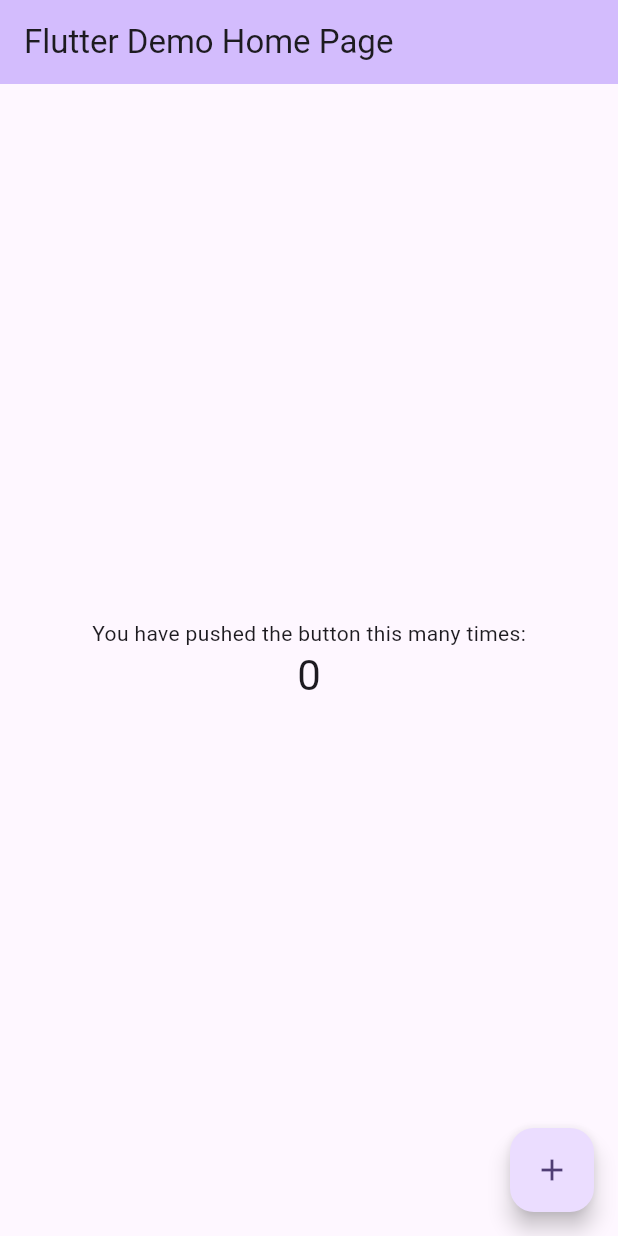
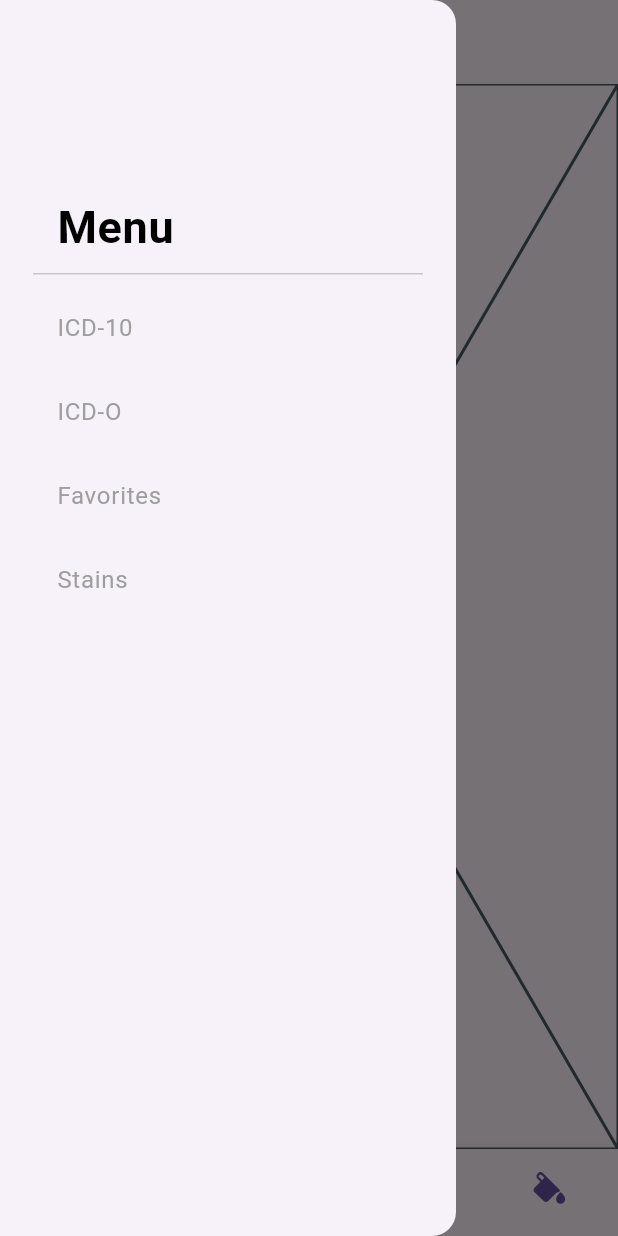
Before and after one commit to FirstGalacticEmpire/PathoCodes, a Flutter app: the screen it shows after launch, with the side drawer open (before the commit the screen has no drawer), on a phone screen of 412 x 824 dp. Run offline on Flutter 3.47's test engine with Material 3 defaults, Android fonts, the phone set to English and light mode, and no system bars; our stand-ins replace go_router, hooks_riverpod, ionicons; Roboto replaces fonts that are missing (Montserrat, Poppins).

Commit message:
added screens

```diff
--- /dev/null
+++ b/lib/interface/home_screen.dart
@@ -0,0 +1,73 @@
+import 'package:flutter/material.dart';
+import 'package:hooks_riverpod/hooks_riverpod.dart';
+import 'package:ionicons/ionicons.dart';
+import 'package:go_router/go_router.dart';
+import 'package:patho_helper_mobile/interface/favorites_screen.dart';
+import 'package:patho_helper_mobile/interface/icd_10_screen.dart';
+import 'package:patho_helper_mobile/interface/idc_o_screen.dart';
+import 'package:patho_helper_mobile/interface/stains_screen.dart';
+import 'package:patho_helper_mobile/widgets/custom_drawer.dart';
+
+class HomeScreen extends ConsumerWidget {
+  const HomeScreen({required this.currentTab, super.key});
+  final int currentTab;
+
+  @override
+  Widget build(BuildContext context, WidgetRef ref) {
+    final pages = <Widget>[
+      const ICD10Screen(),
+      const ICDOScreen(),
+      const FavoritesScreen(),
+      const StainsScreen(),
+    ];
+
+    final items = [
+      const BottomNavigationBarItem(
+        icon: Icon(Ionicons.medical),
+        activeIcon: Icon(Ionicons.medical),
+        label: 'ICD-10',
+      ),
+      const BottomNavigationBarItem(
+        icon: Icon(Ionicons.medical),
+        activeIcon: Icon(Ionicons.medical),
+        label: 'ICD-O',
+      ),
+      const BottomNavigationBarItem(
+        icon: Icon(Ionicons.heart),
+        activeIcon: Icon(Ionicons.heart),
+        label: 'Favorites',
+      ),
+      const BottomNavigationBarItem(
+        icon: Icon(Ionicons.color_fill),
+        activeIcon: Icon(Ionicons.color_fill),
+        label: 'Stains',
+      ),
+    ];
+
+    return Scaffold(
+      drawer: const CustomDrawer(),
+      body: IndexedStack(index: currentTab, children: pages),
+      bottomNavigationBar: BottomNavigationBar(
+        currentIndex: currentTab,
+        backgroundColor: Theme.of(context).colorScheme.background,
+        unselectedLabelStyle: const TextStyle(
+          fontSize: 14.0,
+        ),
+        selectedLabelStyle: const TextStyle(
+          fontSize: 14.0,
+        ),
+        selectedItemColor: Theme.of(context).colorScheme.primary,
+        unselectedItemColor: Theme.of(context).colorScheme.primary,
+        onTap: (int index) {
+          context.goNamed(
+            'home',
+            pathParameters: {
+              'tab': '$index',
+            },
+          );
+        },
+        items: items,
+      ),
+    );
+  }
+}
--- /dev/null
+++ b/lib/interface/icd_10_screen.dart
@@ -0,0 +1,25 @@
+import 'package:flutter/material.dart';
+
+import 'package:hooks_riverpod/hooks_riverpod.dart';
+
+import 'package:patho_helper_mobile/widgets/basic_screen.dart';
+
+class ICD10Screen extends ConsumerWidget {
+  const ICD10Screen({super.key});
+
+  @override
+  Widget build(BuildContext context, WidgetRef ref) {
+    return BasicScreen(
+      appContext: context,
+      body: Placeholder(),
+      title: 'ICD-10 Screen',
+      leftButton: IconButton(
+        onPressed: () => Scaffold.of(context).openDrawer(),
+        icon: Icon(
+          Icons.more_vert,
+          color: Theme.of(context).colorScheme.onBackground,
+        ),
+      ),
+    );
+  }
+}
--- a/lib/main.dart
+++ b/lib/main.dart
@@ -1,125 +1,41 @@
+import 'dart:async';
+import 'dart:isolate';
+
 import 'package:flutter/material.dart';
+import 'package:hooks_riverpod/hooks_riverpod.dart';
+import 'package:patho_helper_mobile/providers/router_provider.dart';
 
-void main() {
-  runApp(const MyApp());
+Future<void> main() async {
+  await runZonedGuarded(() async {
+    WidgetsFlutterBinding.ensureInitialized();
+
+    Isolate.current.addErrorListener(
+      RawReceivePort((pair) async {
+        final List<dynamic> errorAndStacktrace = pair;
+      }).sendPort,
+    );
+
+    runApp(
+      const ProviderScope(
+        child: MyApp(),
+      ),
+    );
+  }, (error, stackTrace) {});
 }
 
-class MyApp extends StatelessWidget {
+class MyApp extends ConsumerWidget {
   const MyApp({super.key});
 
-  // This widget is the root of your application.
   @override
-  Widget build(BuildContext context) {
-    return MaterialApp(
-      title: 'Flutter Demo',
-      theme: ThemeData(
-        // This is the theme of your application.
-        //
-        // TRY THIS: Try running your application with "flutter run". You'll see
-        // the application has a blue toolbar. Then, without quitting the app,
-        // try changing the seedColor in the colorScheme below to Colors.green
-        // and then invoke "hot reload" (save your changes or press the "hot
-        // reload" button in a Flutter-supported IDE, or press "r" if you used
-        // the command line to start the app).
-        //
-        // Notice that the counter didn't reset back to zero; the application
-        // state is not lost during the reload. To reset the state, use hot
-        // restart instead.
-        //
-        // This works for code too, not just values: Most code changes can be
-        // tested with just a hot reload.
-        colorScheme: ColorScheme.fromSeed(seedColor: Colors.deepPurple),
-        useMaterial3: true,
-      ),
-      home: const MyHomePage(title: 'Flutter Demo Home Page'),
+  Widget build(BuildContext context, WidgetRef ref) {
+    final router = ref.watch(routerProvider);
+
+    return MaterialApp.router(
+      title: 'Patho helper',
+      builder: (context, child) {
+        return child ?? Container();
+      },
+      routerConfig: router,
     );
   }
 }
-
-class MyHomePage extends StatefulWidget {
-  const MyHomePage({super.key, required this.title});
-
-  // This widget is the home page of your application. It is stateful, meaning
-  // that it has a State object (defined below) that contains fields that affect
-  // how it looks.
-
-  // This class is the configuration for the state. It holds the values (in this
-  // case the title) provided by the parent (in this case the App widget) and
-  // used by the build method of the State. Fields in a Widget subclass are
-  // always marked "final".
-
-  final String title;
-
-  @override
-  State<MyHomePage> createState() => _MyHomePageState();
-}
-
-class _MyHomePageState extends State<MyHomePage> {
-  int _counter = 0;
-
-  void _incrementCounter() {
-    setState(() {
-      // This call to setState tells the Flutter framework that something has
-      // changed in this State, which causes it to rerun the build method below
-      // so that the display can reflect the updated values. If we changed
-      // _counter without calling setState(), then the build method would not be
-      // called again, and so nothing would appear to happen.
-      _counter++;
-    });
-  }
-
-  @override
-  Widget build(BuildContext context) {
-    // This method is rerun every time setState is called, for instance as done
-    // by the _incrementCounter method above.
-    //
-    // The Flutter framework has been optimized to make rerunning build methods
-    // fast, so that you can just rebuild anything that needs updating rather
-    // than having to individually change instances of widgets.
-    return Scaffold(
-      appBar: AppBar(
-        // TRY THIS: Try changing the color here to a specific color (to
-        // Colors.amber, perhaps?) and trigger a hot reload to see the AppBar
-        // change color while the other colors stay the same.
-        backgroundColor: Theme.of(context).colorScheme.inversePrimary,
-        // Here we take the value from the MyHomePage object that was created by
-        // the App.build method, and use it to set our appbar title.
-        title: Text(widget.title),
-      ),
-      body: Center(
-        // Center is a layout widget. It takes a single child and positions it
-        // in the middle of the parent.
-        child: Column(
-          // Column is also a layout widget. It takes a list of children and
-          // arranges them vertically. By default, it sizes itself to fit its
-          // children horizontally, and tries to be as tall as its parent.
-          //
-          // Column has various properties to control how it sizes itself and
-          // how it positions its children. Here we use mainAxisAlignment to
-          // center the children vertically; the main axis here is the vertical
-          // axis because Columns are vertical (the cross axis would be
-          // horizontal).
-          //
-          // TRY THIS: Invoke "debug painting" (choose the "Toggle Debug Paint"
-          // action in the IDE, or press "p" in the console), to see the
-          // wireframe for each widget.
-          mainAxisAlignment: MainAxisAlignment.center,
-          children: <Widget>[
-            const Text(
-              'You have pushed the button this many times:',
-            ),
-            Text(
-              '$_counter',
-              style: Theme.of(context).textTheme.headlineMedium,
-            ),
-          ],
-        ),
-      ),
-      floatingActionButton: FloatingActionButton(
-        onPressed: _incrementCounter,
-        tooltip: 'Increment',
-        child: const Icon(Icons.add),
-      ), // This trailing comma makes auto-formatting nicer for build methods.
-    );
-  }
-}
--- a/lib/providers/router_provider.dart
+++ b/lib/providers/router_provider.dart
@@ -1,6 +1,7 @@
 import 'package:flutter/material.dart';
 import 'package:hooks_riverpod/hooks_riverpod.dart';
 import 'package:go_router/go_router.dart';
+import 'package:patho_helper_mobile/interface/home_screen.dart';
 
 class Routes {
   static const home = '/home';
@@ -10,12 +11,12 @@ class Routes {
 
 final routerProvider = Provider<GoRouter>((ref) {
   return GoRouter(
-    initialLocation: '/home',
+    initialLocation: '/home/${0}',
     routes: [
       GoRoute(
         name: 'home',
         path: '${Routes.home}/:tab',
-        builder: (BuildContext context, GoRouterState state) => MainScreen(
+        builder: (BuildContext context, GoRouterState state) => HomeScreen(
           key: state.pageKey,
           currentTab: int.tryParse(state.pathParameters['tab'] ?? '') ?? 0,
         ),
--- /dev/null
+++ b/lib/widgets/basic_screen.dart
@@ -0,0 +1,69 @@
+import 'package:flutter/material.dart';
+
+class BasicScreen extends StatelessWidget {
+  const BasicScreen({
+    super.key,
+    required this.appContext,
+    required this.title,
+    required this.body,
+    this.rightButtons,
+    this.leftButton,
+    this.isFullScreen = true,
+    this.withoutAppBar = false,
+    this.buttons,
+    this.titleTextStyle,
+    this.appBarBackgroundColor,
+    this.appBarForegroundColor,
+    this.backgroundColor,
+  });
+
+  final BuildContext appContext;
+  final String title;
+  final List<Widget>? rightButtons;
+  final bool? withoutAppBar;
+  final bool? isFullScreen;
+  final Widget? leftButton;
+  final Widget body;
+  final List<Widget>? buttons;
+  final TextStyle? titleTextStyle;
+  final Color? appBarBackgroundColor;
+  final Color? appBarForegroundColor;
+  final Color? backgroundColor;
+
+  @override
+  Widget build(BuildContext context) {
+    return Scaffold(
+      backgroundColor:
+          backgroundColor ?? Theme.of(appContext).colorScheme.background,
+      appBar: withoutAppBar!
+          ? null
+          : AppBar(
+              title: Text(title,
+                  style: titleTextStyle ??
+                      TextStyle(
+                          color:
+                              Theme.of(appContext).colorScheme.onBackground)),
+              centerTitle: true,
+              backgroundColor: appBarBackgroundColor ??
+                  Theme.of(appContext).colorScheme.background,
+              foregroundColor: appBarForegroundColor ??
+                  Theme.of(appContext).colorScheme.background,
+              elevation: 0,
+              actions: rightButtons,
+              leading: leftButton,
+            ),
+      body: Center(
+        child: isFullScreen!
+            ? SafeArea(bottom: false, top: false, child: body)
+            : SafeArea(
+                bottom: false,
+                child: Padding(
+                  padding: const EdgeInsets.all(16),
+                  child: body,
+                ),
+              ),
+      ),
+      persistentFooterButtons: buttons,
+    );
+  }
+}
--- /dev/null
+++ b/lib/widgets/custom_drawer.dart
@@ -0,0 +1,107 @@
+import 'package:flutter/material.dart';
+import 'package:go_router/go_router.dart';
+
+class CustomDrawer extends StatelessWidget {
+  const CustomDrawer({super.key});
+
+  @override
+  Widget build(BuildContext context) {
+    return Drawer(
+      child: Container(
+        height: MediaQuery.of(context).size.height,
+        padding: const EdgeInsets.all(22),
+        child: Column(
+          children: [
+            Expanded(
+              child: ListView(
+                children: [
+                  const DrawerHeader(
+                    child: Align(
+                      alignment: Alignment.bottomLeft,
+                      child: Text(
+                        'Menu',
+                        style: TextStyle(
+                            fontSize: 30,
+                            fontFamily: 'Montserrat',
+                            fontWeight: FontWeight.w600,
+                            color: Colors.black),
+                      ),
+                    ),
+                  ),
+                  buildDrawerOption(
+                    context,
+                    'ICD-10',
+                    () => {
+                      context.goNamed(
+                        'home',
+                        pathParameters: {
+                          'tab': '0',
+                        },
+                      ),
+                    },
+                  ),
+                  buildDrawerOption(
+                    context,
+                    'ICD-O',
+                    () => {
+                      context.goNamed(
+                        'home',
+                        pathParameters: {
+                          'tab': '1',
+                        },
+                      ),
+                    },
+                  ),
+                  buildDrawerOption(
+                    context,
+                    'Favorites',
+                    () => {
+                      context.goNamed(
+                        'home',
+                        pathParameters: {
+                          'tab': '2',
+                        },
+                      ),
+                    },
+                  ),
+                  buildDrawerOption(
+                    context,
+                    'Stains',
+                    () => {
+                      context.goNamed(
+                        'home',
+                        pathParameters: {
+                          'tab': '3',
+                        },
+                      ),
+                    },
+                  ),
+                ],
+              ),
+            ),
+          ],
+        ),
+      ),
+    );
+  }
+
+  Widget buildDrawerOption(
+      BuildContext context, String text, Function navigateTo,
+      [TextStyle? textStyle]) {
+    return ListTile(
+      title: Text(
+        text,
+        style: textStyle ??
+            const TextStyle(
+                fontSize: 16,
+                fontFamily: "Poppins",
+                fontWeight: FontWeight.w400,
+                color: Colors.grey),
+      ),
+      onTap: () {
+        Navigator.pop(context);
+        navigateTo();
+      },
+    );
+  }
+}
--- a/pubspec.yaml
+++ b/pubspec.yaml
@@ -37,6 +37,7 @@ dependencies:
   cupertino_icons: ^1.0.2
   go_router: ^12.1.3
   hooks_riverpod: ^2.4.9
+  ionicons: ^0.2.2
 
 dev_dependencies:
   flutter_test:
```
Also changed, not shown: lib/interface/favorites_screen.dart (added, +25 -0 lines), lib/interface/idc_o_screen.dart (added, +25 -0 lines), lib/interface/stains_screen.dart (added, +25 -0 lines), lib/widgets/custom_icon_button.dart (added, +44 -0 lines), pubspec.lock.
